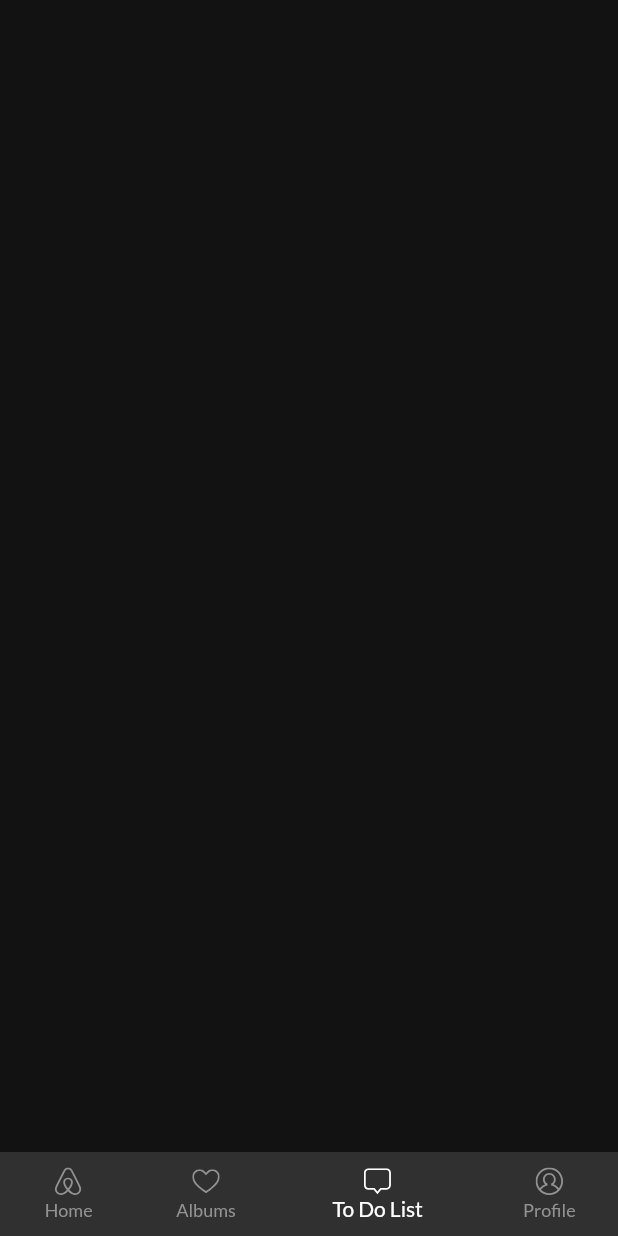
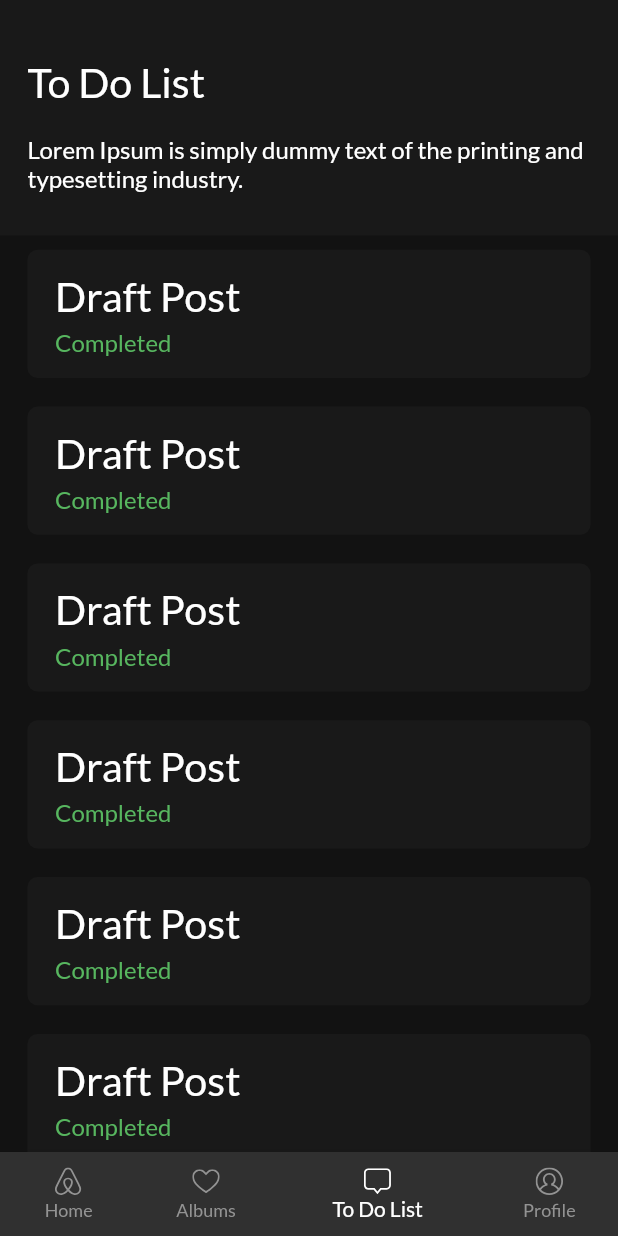
Before and after one commit to daksheshvira/multi_purpose_app, a Flutter app: the Navbar screen opened by its route, item 3 of the bottom bar chosen, on a phone screen of 412 x 824 dp. Run offline on Flutter 3.47's test engine with Material 2 defaults, Android fonts, the phone set to English and light mode, and no system bars; our stand-ins replace flutter_screenutil, flutter_svg, google_fonts.

Commit message:
feat: todo list screen

```diff
--- a/lib/ui/common/page_header.dart
+++ b/lib/ui/common/page_header.dart
@@ -13,7 +13,8 @@ class PageHeader extends StatelessWidget {
   @override
   Widget build(BuildContext context) {
     return Container(
-      padding: EdgeInsets.only(right: 16.w, left: 16.w, bottom: 24.h),
+      padding:
+          EdgeInsets.only(right: 16.w, left: 16.w, bottom: 24.h, top: 32.h),
       color: AppColors.black25,
       child: SafeArea(
         child: Column(
--- a/lib/ui/navbar/navbar.dart
+++ b/lib/ui/navbar/navbar.dart
@@ -5,6 +5,7 @@ import 'package:multi_purpose_app/routes/routes.dart';
 import 'package:multi_purpose_app/ui/albums/albums_screen.dart';
 import 'package:multi_purpose_app/ui/home/home_screen.dart';
 import 'package:multi_purpose_app/ui/profile/profile_screen.dart';
+import 'package:multi_purpose_app/ui/todo/todo_list_screen.dart';
 import 'package:multi_purpose_app/utils/app_colors.dart';
 import 'package:multi_purpose_app/utils/images.dart';
 import 'package:multi_purpose_app/utils/strings.dart';
@@ -20,7 +21,7 @@ class _NavbarState extends State<Navbar> {
   final List<Widget> _widgetOptions = <Widget>[
     HomeScreen(),
     AlbumsScreen(),
-    Container(),
+    TodoListScreen(),
     ProfileScreen(),
   ];
 
--- /dev/null
+++ b/lib/ui/todo/todo_item.dart
@@ -0,0 +1,41 @@
+import 'package:flutter/material.dart';
+import 'package:flutter_screenutil/flutter_screenutil.dart';
+import 'package:multi_purpose_app/data/models/todo.dart';
+import 'package:multi_purpose_app/utils/app_colors.dart';
+import 'package:multi_purpose_app/utils/styles.dart';
+
+class TodoItem extends StatelessWidget {
+  final ToDo toDo;
+
+  const TodoItem({Key? key, required this.toDo}) : super(key: key);
+
+  @override
+  Widget build(BuildContext context) {
+    return Container(
+      decoration: BoxDecoration(
+        color: AppColors.black25,
+        borderRadius: BorderRadius.circular(6.r),
+      ),
+      padding: EdgeInsets.symmetric(horizontal: 16.w, vertical: 12.h),
+      margin: EdgeInsets.symmetric(horizontal: 16.w, vertical: 8.h),
+      child: Column(
+        crossAxisAlignment: CrossAxisAlignment.start,
+        children: [
+          Text(
+            toDo.name,
+            style: Styles.instance.text24White,
+          ),
+          SizedBox(
+            height: 4.h,
+          ),
+          Text(
+            toDo.status,
+            style: toDo.status.toLowerCase() == 'completed'
+                ? Styles.instance.text14SemiBoldSuccess
+                : Styles.instance.text14SemiBoldError,
+          ),
+        ],
+      ),
+    );
+  }
+}
--- /dev/null
+++ b/lib/ui/todo/todo_list_screen.dart
@@ -0,0 +1,34 @@
+import 'package:flutter/material.dart';
+import 'package:multi_purpose_app/data/models/todo.dart';
+import 'package:multi_purpose_app/ui/common/page_header.dart';
+import 'package:multi_purpose_app/ui/todo/todo_item.dart';
+import 'package:multi_purpose_app/utils/strings.dart';
+
+class TodoListScreen extends StatelessWidget {
+  const TodoListScreen({Key? key}) : super(key: key);
+
+  @override
+  Widget build(BuildContext context) {
+    return Column(
+      crossAxisAlignment: CrossAxisAlignment.start,
+      children: [
+        PageHeader(
+          title: Strings.instance.todoList,
+          description: Strings.instance.loremIpsum,
+        ),
+        Flexible(
+          child: ListView.builder(
+            itemBuilder: (context, index) => TodoItem(
+              toDo: ToDo(
+                status: 'Completed',
+                name: 'Draft Post',
+                id: 'id',
+              ),
+            ),
+            itemCount: 10,
+          ),
+        )
+      ],
+    );
+  }
+}
--- a/lib/utils/styles.dart
+++ b/lib/utils/styles.dart
@@ -57,5 +57,20 @@ class Styles {
   );
 
   final text32ExtraBoldWhite = GoogleFonts.lato(
-      fontSize: 28.sp, color: Colors.white, fontWeight: FontWeight.w800);
+    fontSize: 28.sp,
+    color: Colors.white,
+    fontWeight: FontWeight.w800,
+  );
+
+  final text14SemiBoldSuccess = GoogleFonts.lato(
+    fontSize: 14.sp,
+    color: AppColors.success,
+    fontWeight: FontWeight.w500,
+  );
+
+  final text14SemiBoldError = GoogleFonts.lato(
+    fontSize: 14.sp,
+    color: AppColors.error,
+    fontWeight: FontWeight.w500,
+  );
 }
```
